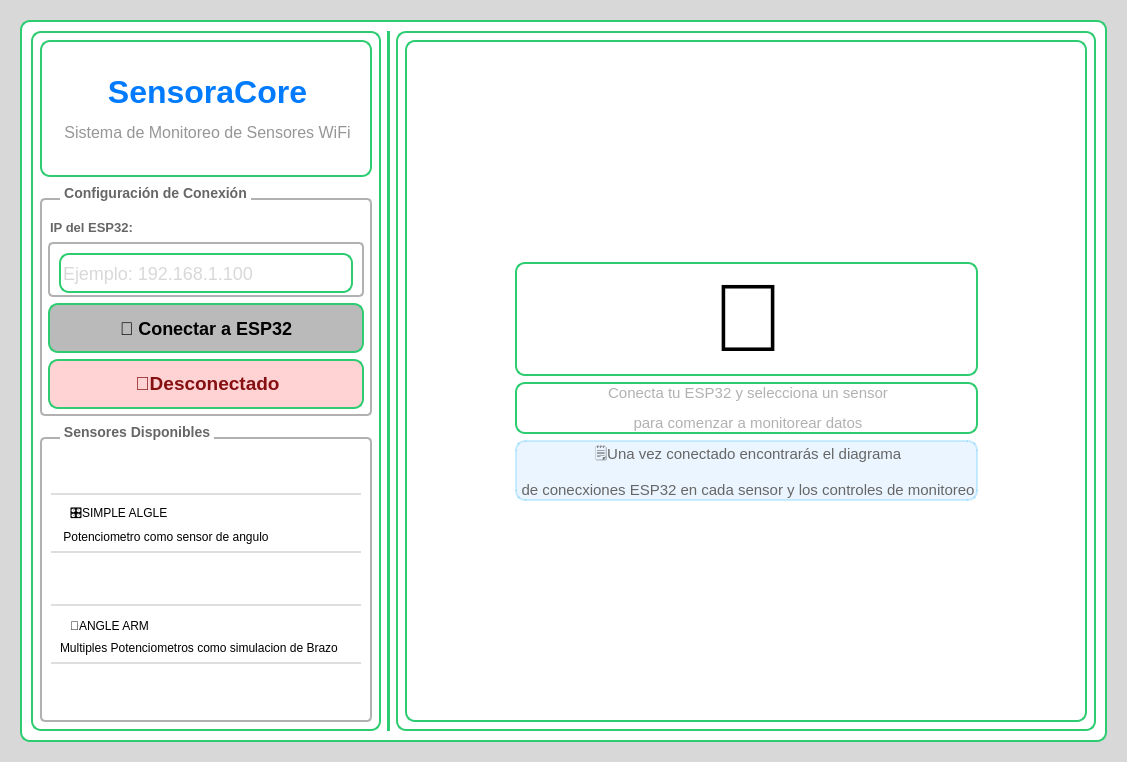
Old version of the form SensoraCore/SC_DesktopApp/Main/mainWindow.ui in the repository YamithR/SensoraCore.
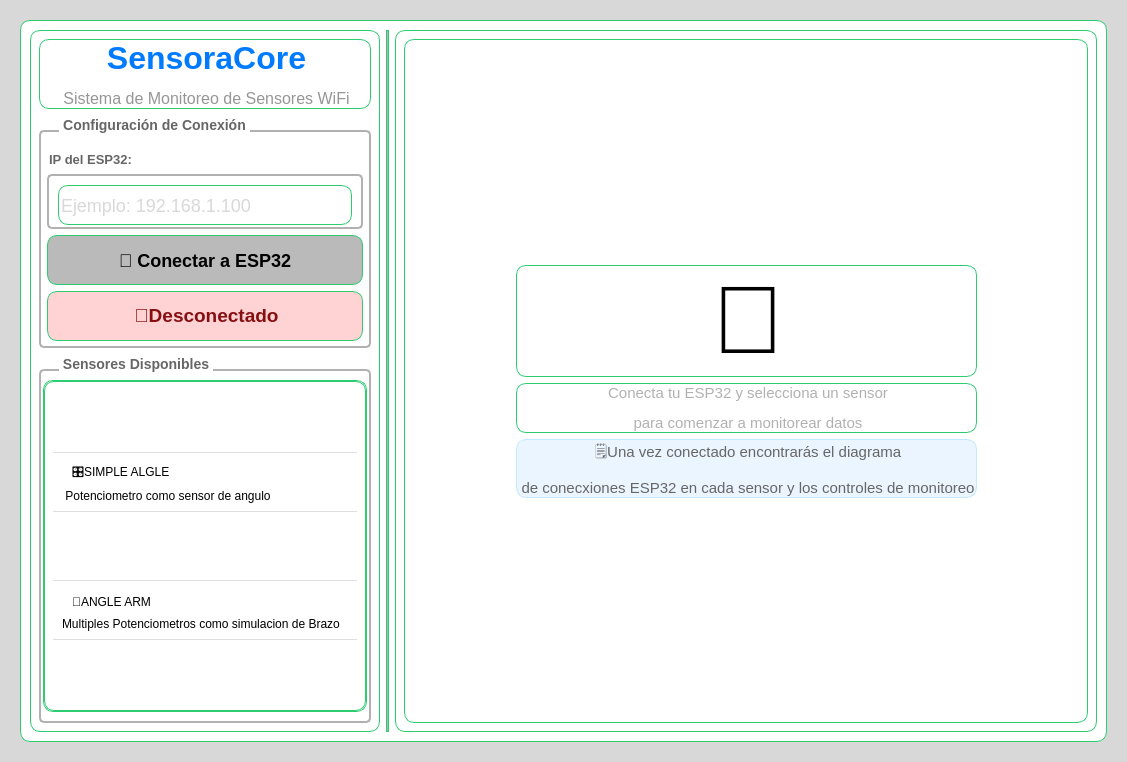
New version of the form.

```diff
--- a/SensoraCore/SC_DesktopApp/Main/mainWindow.ui
+++ b/SensoraCore/SC_DesktopApp/Main/mainWindow.ui
@@ -38,8 +38,7 @@
       <property name="styleSheet">
        <string notr="true">border-radius: 10px;
 border-color: rgb(255, 0, 0);
-border-width: 1px;
-border: 2px solid #2ecc71;
+border: 1px solid #2ecc71;
 background-color: rgb(255, 255, 255);</string>
       </property>
       <property name="frameShape">
@@ -274,6 +273,27 @@
             <property name="title">
              <string>Sensores Disponibles</string>
             </property>
+            <layout class="QGridLayout" name="gridLayout_5">
+             <property name="leftMargin">
+              <number>2</number>
+             </property>
+             <property name="rightMargin">
+              <number>2</number>
+             </property>
+             <item row="0" column="0">
+              <widget class="QScrollArea" name="scrollArea">
+               <property name="widgetResizable">
+                <bool>true</bool>
+               </property>
+               <widget class="QWidget" name="scrollAreaWidgetContents">
+                <property name="geometry">
+                 <rect>
+                  <x>0</x>
+                  <y>0</y>
+                  <width>322</width>
+                  <height>322</height>
+                 </rect>
+                </property>
             <layout class="QVBoxLayout" name="verticalLayout_2">
              <item>
               <widget class="QWidget" name="simpleAngle" native="true">
@@ -457,6 +477,10 @@
              </item>
             </layout>
            </widget>
+              </widget>
+             </item>
+            </layout>
+           </widget>
           </item>
          </layout>
         </widget>
```
Left out of the diff: 3 changed lines with no effect on the pictures. Lines whose indentation alone changed are shown as unchanged.
